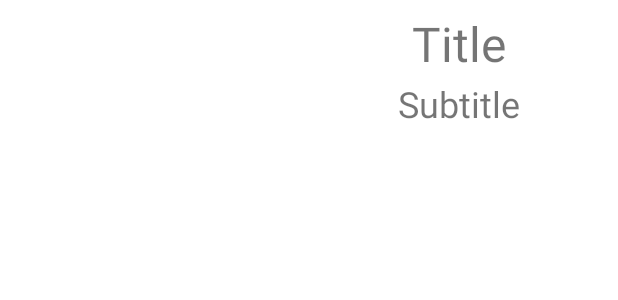
After one commit to hybrezz54/comp790-136_final, an Android app: the layout item_file.xml on its own in the app's theme, with its tools: preview values and no code run, on a phone screen of 412 x 824 dp. The commit adds this screen. Shown: the top 300 px of the screen. Run offline under Robolectric (Android 15) with nearby library versions, the phone set to English and light mode, and no system bars.

Commit message:
Added view recent photos functionality for part 4

```diff
--- a/AlphaPic/app/src/main/java/com/hamzahch/alphapic/GameActivity.java
+++ b/AlphaPic/app/src/main/java/com/hamzahch/alphapic/GameActivity.java
@@ -264,8 +264,8 @@ public class GameActivity extends Activity {
     private File getImageFile(String letter, int elapsedMillis) throws IOException {
         String timeStamp = new SimpleDateFormat("yyyyMMddHHmmss").format(new Date());
         String pictureFile = letter + "_" + elapsedMillis + "_" + timeStamp;
-        File storageDir = getExternalFilesDir(Environment.DIRECTORY_PICTURES);
-        File file = File.createTempFile(pictureFile,".jpg", storageDir);
+        File dir = getExternalFilesDir(Environment.DIRECTORY_PICTURES);
+        File file = File.createTempFile(pictureFile,".jpg", dir);
         return file;
     }
 
--- /dev/null
+++ b/AlphaPic/app/src/main/res/layout/item_file.xml
@@ -0,0 +1,40 @@
+<?xml version="1.0" encoding="utf-8"?>
+<LinearLayout xmlns:android="http://schemas.android.com/apk/res/android"
+    xmlns:tools="http://schemas.android.com/tools"
+    android:orientation="horizontal" android:layout_width="match_parent"
+    android:layout_height="match_parent"
+    android:layout_margin="5dp" >
+
+    <ImageView
+        android:id="@+id/imageView"
+        android:layout_width="0dp"
+        android:layout_height="150dp"
+        android:padding="2dp"
+        android:layout_weight="1" />
+
+    <LinearLayout
+        android:layout_width="0dp"
+        android:layout_height="150dp"
+        android:layout_weight="1"
+        android:orientation="vertical">
+
+        <TextView
+            android:id="@+id/textTitle"
+            android:layout_width="match_parent"
+            android:layout_height="wrap_content"
+            android:gravity="center"
+            android:padding="2dp"
+            android:textSize="32sp"
+            android:text="Title"/>
+
+        <TextView
+            android:id="@+id/textSubtitle"
+            android:layout_width="match_parent"
+            android:layout_height="wrap_content"
+            android:gravity="center"
+            android:textSize="24sp"
+            android:text="Subtitle" />
+
+    </LinearLayout>
+
+</LinearLayout>
--- a/AlphaPic/app/src/main/res/values/strings.xml
+++ b/AlphaPic/app/src/main/res/values/strings.xml
@@ -4,4 +4,6 @@
     <string name="title_activity_history">History</string>
     <string name="prefs_file_key">game_history</string>
     <string name="chartTitle">Avg Seconds to Take Photo Per Letter</string>
+    <string name="title_activity_photo">PhotoActivity</string>
+    <string name="extra_letter_key">EXTRA_LETTER</string>
 </resources>
--- /dev/null
+++ b/AlphaPic/app/src/main/res/xml/provider_paths.xml
@@ -0,0 +1,4 @@
+<?xml version="1.0" encoding="utf-8"?>
+<paths>
+    <external-path name="external_files" path="."/>
+</paths>
```
Also changed, not shown: AlphaPic/app/src/main/AndroidManifest.xml (+26 -11 lines), AlphaPic/app/src/main/java/com/hamzahch/alphapic/FileAdapter.java (added, +69 -0 lines), AlphaPic/app/src/main/java/com/hamzahch/alphapic/HistoryActivity.java (+9 -2 lines), AlphaPic/app/src/main/java/com/hamzahch/alphapic/PhotoActivity.java (added, +56 -0 lines), AlphaPic/app/src/main/res/layout/activity_history.xml (+23 -23 lines), AlphaPic/app/src/main/res/layout/activity_photo.xml (added, +36 -0 lines).
